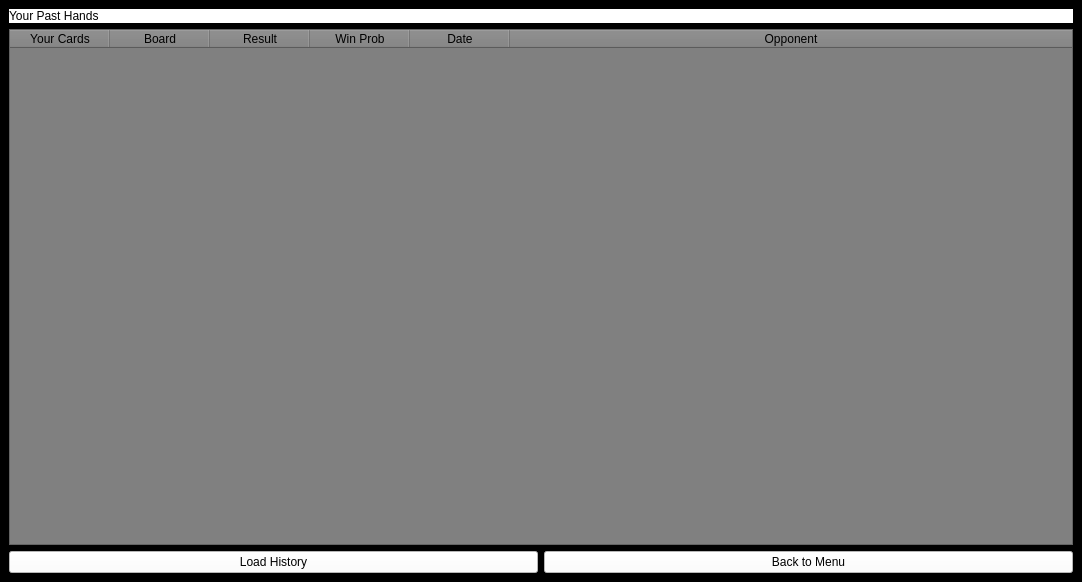
First picture: the form in ui/history.ui, repository JairusCollantes/finals, before the edit.
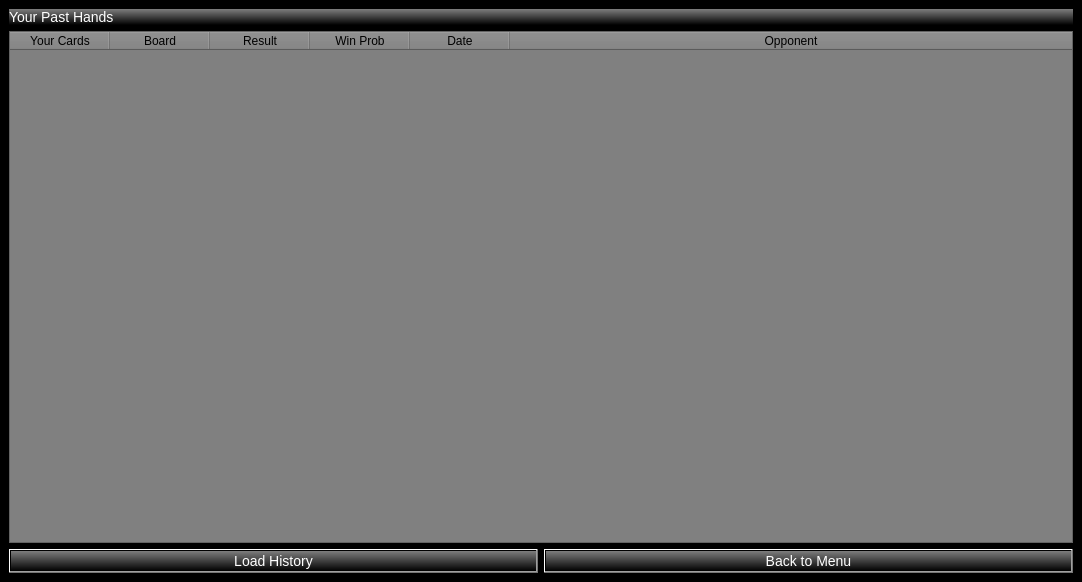
Second picture: the form after the edit.

```diff
--- a/ui/history.ui
+++ b/ui/history.ui
@@ -27,7 +27,10 @@
     <item>
      <widget class="QLabel" name="label_title">
       <property name="styleSheet">
-       <string notr="true">background-color: white</string>
+       <string notr="true">background-color: qlineargradient(spread:pad, x1:0, y1:0, x2:0, y2:1, stop:0 rgba(125, 125, 125, 255), stop:0.5 rgb(63, 63, 63), stop: 1 rgb(0, 0, 0));
+color: white;
+font-size: 14px
+</string>
       </property>
       <property name="text">
        <string>Your Past Hands</string>
@@ -85,7 +88,10 @@
       <item>
        <widget class="QPushButton" name="btn_load">
         <property name="styleSheet">
-         <string notr="true">background-color: white</string>
+         <string notr="true">background-color: qlineargradient(spread:pad, x1:0, y1:0, x2:0, y2:1, stop:0 rgba(125, 125, 125, 255), stop:0.5 rgb(63, 63, 63), stop: 1 rgb(0, 0, 0));
+color: white;
+font-size: 14px
+</string>
         </property>
         <property name="text">
          <string>Load History</string>
@@ -95,7 +101,10 @@
       <item>
        <widget class="QPushButton" name="btn_back">
         <property name="styleSheet">
-         <string notr="true">background-color: white</string>
+         <string notr="true">background-color: qlineargradient(spread:pad, x1:0, y1:0, x2:0, y2:1, stop:0 rgba(125, 125, 125, 255), stop:0.5 rgb(63, 63, 63), stop: 1 rgb(0, 0, 0));
+color: white;
+font-size: 14px
+</string>
         </property>
         <property name="text">
          <string>Back to Menu</string>
```
